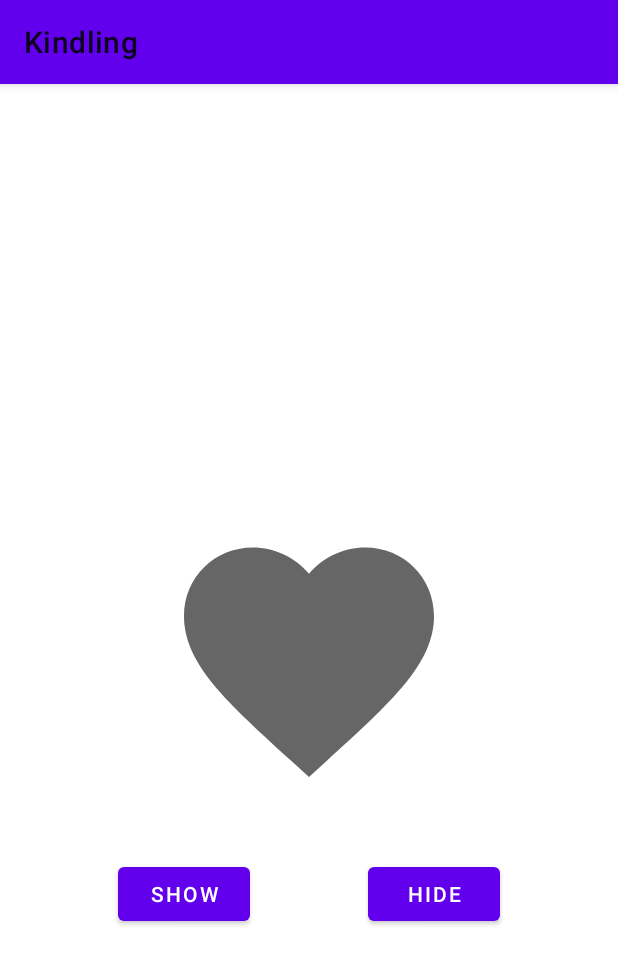
After one commit to entelect/mobile-forum, an Android app: the AnimateExampleActivity screen opened directly, with no data from a screen before it, on a phone screen of 412 x 824 dp. The commit adds this screen. Shown: the top 964 px of the screen. Run offline under Robolectric (Android 15) with nearby library versions, the phone set to English and light mode, and no system bars.

Commit message:
Added Animate example

```diff
--- a/Android/ui-ux/app/src/main/AndroidManifest.xml
+++ b/Android/ui-ux/app/src/main/AndroidManifest.xml
@@ -9,7 +9,8 @@
         android:roundIcon="@mipmap/ic_launcher_round"
         android:supportsRtl="true"
         android:theme="@style/AppTheme">
-        <activity android:name=".SharedElementExampleActivity"></activity>
+        <activity android:name=".AnimateExampleActivity"></activity>
+        <activity android:name=".SharedElementExampleActivity" />
         <activity android:name=".MotionLayoutExampleActivity" />
         <activity android:name=".MainActivity">
             <intent-filter>
--- /dev/null
+++ b/Android/ui-ux/app/src/main/java/za/co/entelect/kindling/AnimateExampleActivity.kt
@@ -0,0 +1,42 @@
+package za.co.entelect.kindling
+
+import android.animation.ObjectAnimator
+import android.os.Bundle
+import android.view.View
+import androidx.appcompat.app.AppCompatActivity
+import kotlinx.android.synthetic.main.activity_animate_example.*
+
+class AnimateExampleActivity : AppCompatActivity() {
+
+
+    override fun onCreate(savedInstanceState: Bundle?) {
+        super.onCreate(savedInstanceState)
+        setContentView(R.layout.activity_animate_example)
+    }
+
+    private val animationDuration: Long
+        get() = resources.getInteger(android.R.integer.config_mediumAnimTime).toLong()
+
+    fun onShowTapped(view: View) = startAnimation(0f, 1f)
+
+    fun onHideTapped(view: View) = startAnimation(1f, 0f)
+
+    private fun startAnimation(startAlpha: Float, endAlpha: Float) {
+        imageToAnimate.apply {
+            alpha = startAlpha
+            animate().apply {
+                alpha(endAlpha)
+                duration = animationDuration
+            }
+        }
+    }
+
+    // Method here for demo purposes
+//    private fun animateUsingObjectAnimator(startAlpha: Float, endAlpha: Float) {
+//        imageToAnimate.alpha = startAlpha
+//        ObjectAnimator.ofFloat(imageToAnimate, "alpha", endAlpha).apply {
+//            duration = animationDuration
+//            start()
+//        }
+//    }
+}
--- a/Android/ui-ux/app/src/main/java/za/co/entelect/kindling/MainActivity.kt
+++ b/Android/ui-ux/app/src/main/java/za/co/entelect/kindling/MainActivity.kt
@@ -1,7 +1,9 @@
 package za.co.entelect.kindling
 
+import android.content.Intent
+import android.os.Bundle
+import android.view.View
 import androidx.appcompat.app.AppCompatActivity
-import android.os.Bundle
 
 class MainActivity : AppCompatActivity() {
 
@@ -9,4 +11,16 @@ class MainActivity : AppCompatActivity() {
         super.onCreate(savedInstanceState)
         setContentView(R.layout.activity_main)
     }
+
+    fun onSharedElementExampleTapped(view: View) {
+
+    }
+
+    fun onMotionLayoutExampleTapped(view: View) {
+
+    }
+
+    fun onAnimateOptionTapped(view: View) {
+        startActivity(Intent(this, AnimateExampleActivity::class.java))
+    }
 }
--- /dev/null
+++ b/Android/ui-ux/app/src/main/res/drawable/ic_full_heart.xml
@@ -0,0 +1,5 @@
+<vector android:height="50dp" android:tint="?attr/colorControlNormal"
+    android:viewportHeight="24" android:viewportWidth="24"
+    android:width="50dp" xmlns:android="http://schemas.android.com/apk/res/android">
+    <path android:fillColor="@android:color/white" android:pathData="M12,21.35l-1.45,-1.32C5.4,15.36 2,12.28 2,8.5 2,5.42 4.42,3 7.5,3c1.74,0 3.41,0.81 4.5,2.09C13.09,3.81 14.76,3 16.5,3 19.58,3 22,5.42 22,8.5c0,3.78 -3.4,6.86 -8.55,11.54L12,21.35z"/>
+</vector>
--- /dev/null
+++ b/Android/ui-ux/app/src/main/res/layout/activity_animate_example.xml
@@ -0,0 +1,41 @@
+<?xml version="1.0" encoding="utf-8"?>
+<androidx.constraintlayout.widget.ConstraintLayout xmlns:android="http://schemas.android.com/apk/res/android"
+    xmlns:app="http://schemas.android.com/apk/res-auto"
+    xmlns:tools="http://schemas.android.com/tools"
+    android:layout_width="match_parent"
+    android:layout_height="match_parent"
+    tools:context=".AnimateExampleActivity">
+
+    <Button
+        android:id="@+id/hide_image"
+        android:layout_width="wrap_content"
+        android:layout_height="wrap_content"
+        android:text="@string/hide"
+        android:onClick="onHideTapped"
+        app:layout_constraintEnd_toEndOf="parent"
+        app:layout_constraintStart_toEndOf="@+id/show_button"
+        app:layout_constraintTop_toTopOf="@+id/show_button" />
+
+    <ImageView
+        android:id="@+id/imageToAnimate"
+        android:layout_width="200dp"
+        android:layout_height="200dp"
+        android:contentDescription="@null"
+        app:layout_constraintBottom_toBottomOf="parent"
+        app:layout_constraintEnd_toEndOf="parent"
+        app:layout_constraintStart_toStartOf="parent"
+        app:layout_constraintTop_toTopOf="parent"
+        app:srcCompat="@drawable/ic_full_heart" />
+
+    <Button
+        android:id="@+id/show_button"
+        android:layout_width="wrap_content"
+        android:layout_height="wrap_content"
+        android:layout_marginTop="32dp"
+        android:onClick="onShowTapped"
+        android:text="@string/show"
+        app:layout_constraintEnd_toStartOf="@+id/hide_image"
+        app:layout_constraintStart_toStartOf="parent"
+        app:layout_constraintTop_toBottomOf="@+id/imageToAnimate" />
+
+</androidx.constraintlayout.widget.ConstraintLayout>
--- a/Android/ui-ux/app/src/main/res/layout/activity_main.xml
+++ b/Android/ui-ux/app/src/main/res/layout/activity_main.xml
@@ -10,6 +10,7 @@
         android:id="@+id/shared_element_button"
         android:layout_width="wrap_content"
         android:layout_height="wrap_content"
+        android:onClick="onSharedElementExampleTapped"
         android:text="@string/shared_element_example"
         app:layout_constraintBottom_toTopOf="@+id/motion_layout_example"
         app:layout_constraintEnd_toEndOf="parent"
@@ -21,6 +22,7 @@
         style="@style/CustomOutlineButton"
         android:layout_width="wrap_content"
         android:layout_height="wrap_content"
+        android:onClick="onMotionLayoutExampleTapped"
         android:text="@string/motionlayout_example"
         app:layout_constraintBottom_toTopOf="@+id/animate_example"
         app:layout_constraintEnd_toEndOf="parent"
@@ -32,6 +34,7 @@
         style="@style/CustomTextButton"
         android:layout_width="wrap_content"
         android:layout_height="wrap_content"
+        android:onClick="onAnimateOptionTapped"
         android:text="@string/animate_example"
         app:layout_constraintBottom_toBottomOf="parent"
         app:layout_constraintEnd_toEndOf="parent"
--- a/Android/ui-ux/app/src/main/res/values/strings.xml
+++ b/Android/ui-ux/app/src/main/res/values/strings.xml
@@ -3,4 +3,6 @@
     <string name="animate_example">Animate Example</string>
     <string name="motionlayout_example">MotionLayout Example</string>
     <string name="shared_element_example">Shared Element Example</string>
+    <string name="hide">Hide</string>
+    <string name="show">Show</string>
 </resources>
```
